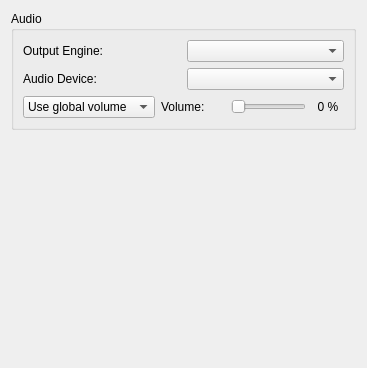
The window that src/yuzu/configuration/configure_audio.ui (QuantumGhost/yuzu) describes before a commit, drawn with Qt 5.
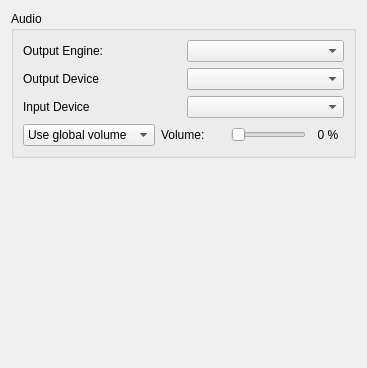
The same window after the commit.

What changed in the file:
```diff
--- a/src/yuzu/configuration/configure_audio.ui
+++ b/src/yuzu/configuration/configure_audio.ui
@@ -39,12 +39,26 @@
         <item>
          <widget class="QLabel" name="audio_device_label">
           <property name="text">
-           <string>Audio Device:</string>
+           <string>Output Device</string>
           </property>
          </widget>
         </item>
         <item>
-         <widget class="QComboBox" name="audio_device_combo_box"/>
+         <widget class="QComboBox" name="output_combo_box"/>
+        </item>
+       </layout>
+      </item>
+      <item>
+       <layout class="QHBoxLayout" name="input_layout">
+        <item>
+         <widget class="QLabel" name="input_label">
+          <property name="text">
+           <string>Input Device</string>
+          </property>
+         </widget>
+        </item>
+        <item>
+         <widget class="QComboBox" name="input_combo_box"/>
         </item>
        </layout>
       </item>
```
Left out of the diff: 10 changed lines with no effect on the pictures.
